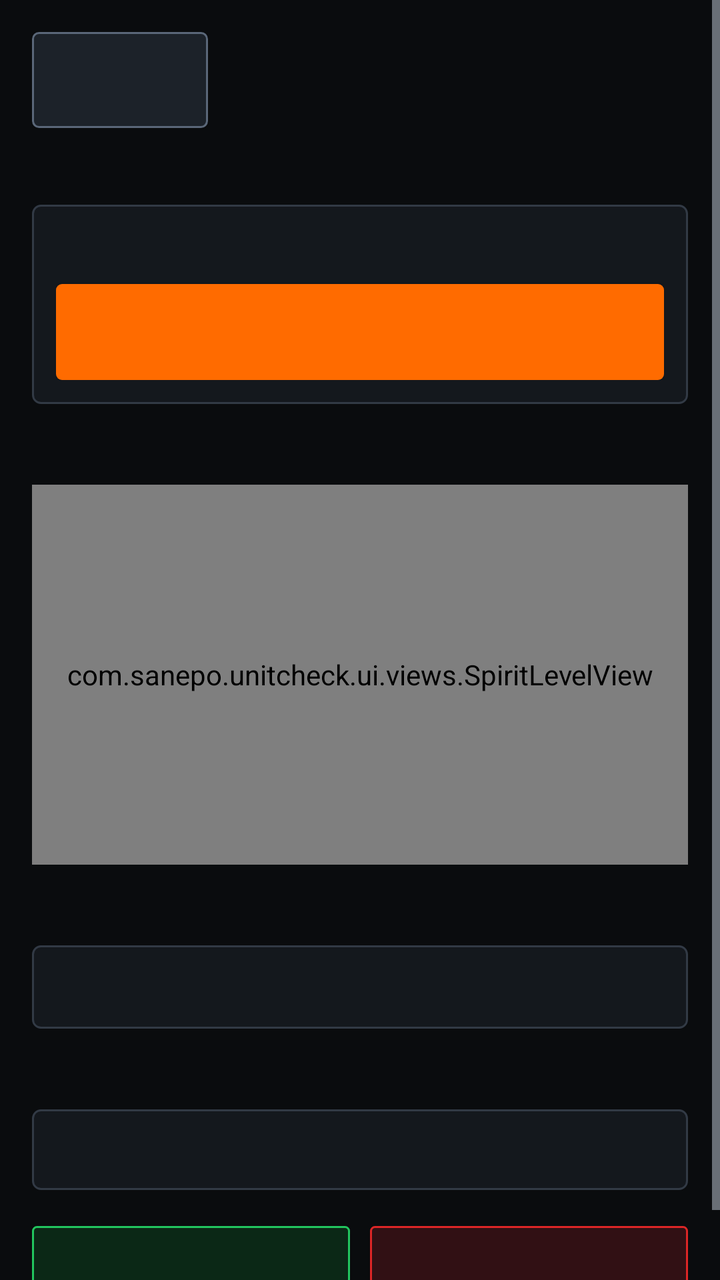
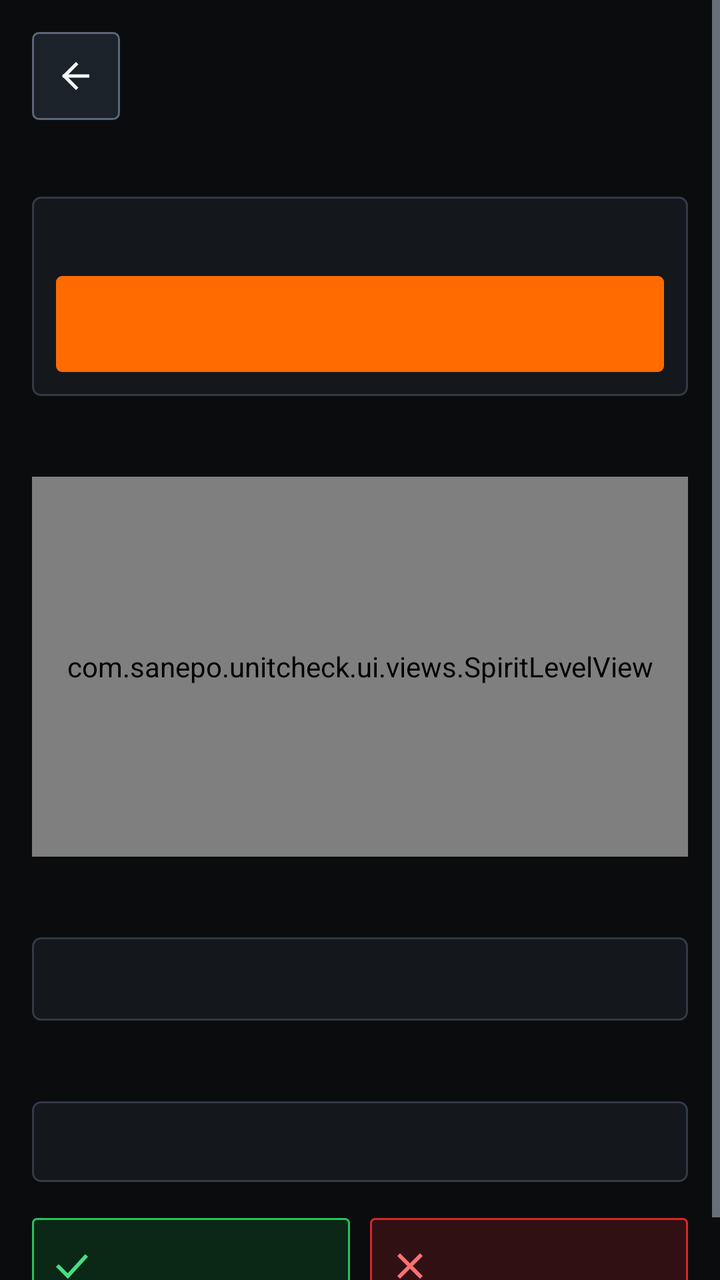

Two renders of the same Android screen: before a commit and after it. Below are the layout's source before the change and the commit's diff.
<!-- AndroidManifest.xml: activity theme Theme.SanepoUnitCheck -->
<!-- res/layout/activity_sensor_test.xml -->
<?xml version="1.0" encoding="utf-8"?>
<ScrollView xmlns:android="http://schemas.android.com/apk/res/android"
    android:id="@+id/rootSensorTest"
    android:layout_width="match_parent"
    android:layout_height="match_parent"
    android:background="@color/bg_canvas"
    android:clipToPadding="false">

    <LinearLayout
        android:layout_width="match_parent"
        android:layout_height="wrap_content"
        android:orientation="vertical"
        android:padding="16dp">

        <TextView
            android:id="@+id/tvWizardStep"
            android:layout_width="match_parent"
            android:layout_height="wrap_content"
            android:layout_marginBottom="10dp"
            android:background="@drawable/bg_badge_warn"
            android:paddingHorizontal="10dp"
            android:paddingVertical="6dp"
            android:textColor="@color/status_warn_fg"
            android:textSize="12sp"
            android:textStyle="bold"
            android:visibility="gone" />

        <LinearLayout
            android:layout_width="match_parent"
            android:layout_height="wrap_content"
            android:gravity="center_vertical"
            android:orientation="horizontal">

            <Button
                android:id="@+id/btnBackSensor"
                android:layout_width="wrap_content"
                android:layout_height="48dp"
                android:background="@drawable/bg_btn_secondary"
                android:focusable="true"
                android:paddingHorizontal="14dp"
                android:textColor="@color/text_primary" />

            <TextView
                android:id="@+id/tvSensorTitle"
                android:layout_width="0dp"
                android:layout_height="wrap_content"
                android:layout_marginStart="12dp"
                android:layout_weight="1"
                android:textColor="@color/text_primary"
                android:textSize="18sp"
                android:textStyle="bold" />
        </LinearLayout>

        <TextView
            android:id="@+id/tvProximityHint"
            android:layout_width="match_parent"
            android:layout_height="wrap_content"
            android:layout_marginTop="10dp"
            android:background="@drawable/bg_badge_warn"
            android:padding="10dp"
            android:textColor="@color/status_warn_fg"
            android:textSize="12sp"
            android:textStyle="bold"
            android:visibility="gone" />

        
        <TextView
            android:id="@+id/tvBaroSealHeader"
            style="@style/TechSectionHeader"
            android:layout_width="match_parent"
            android:layout_height="wrap_content"
            android:layout_marginTop="14dp"
            android:visibility="gone" />

        <LinearLayout
            android:id="@+id/cardBaroSeal"
            android:layout_width="match_parent"
            android:layout_height="wrap_content"
            android:layout_marginTop="6dp"
            android:background="@drawable/bg_card_sharp"
            android:orientation="vertical"
            android:padding="12dp"
            android:visibility="gone">

            <TextView
                android:id="@+id/tvBaroSealStatus"
                style="@style/TechValueMono"
                android:layout_width="match_parent"
                android:layout_height="wrap_content"
                android:lineSpacingExtra="4dp"
                android:textColor="@color/text_primary" />

            <Button
                android:id="@+id/btnStartBaroSealTest"
                android:layout_width="match_parent"
                android:layout_height="48dp"
                android:layout_marginTop="10dp"
                android:background="@drawable/bg_btn_primary"
                android:focusable="true"
                android:textColor="@color/text_on_accent"
                android:textStyle="bold" />
        </LinearLayout>

        <TextView
            android:id="@+id/tvBiometricHeader"
            style="@style/TechSectionHeader"
            android:layout_width="match_parent"
            android:layout_height="wrap_content"
            android:layout_marginTop="14dp" />

        <LinearLayout
            android:layout_width="match_parent"
            android:layout_height="wrap_content"
            android:layout_marginTop="8dp"
            android:background="@drawable/bg_card_sharp"
            android:orientation="vertical"
            android:padding="12dp">

            <TextView
                android:id="@+id/tvBiometricState"
                style="@style/TechValueMono"
                android:layout_width="match_parent"
                android:layout_height="wrap_content"
                android:textColor="@color/text_primary" />

            <Button
                android:id="@+id/btnTestBiometric"
                android:layout_width="match_parent"
                android:layout_height="48dp"
                android:layout_marginTop="10dp"
                android:background="@drawable/bg_btn_primary"
                android:focusable="true"
                android:textColor="@color/text_on_accent"
                android:textStyle="bold" />
        </LinearLayout>

        <TextView
            android:id="@+id/tvLevelHeader"
            style="@style/TechSectionHeader"
            android:layout_width="match_parent"
            android:layout_height="wrap_content"
            android:layout_marginTop="16dp" />

        <com.sanepo.unitcheck.ui.views.SpiritLevelView
            android:id="@+id/spiritLevelView"
            android:layout_width="match_parent"
            android:layout_height="190dp"
            android:layout_marginTop="8dp" />

        <TextView
            android:id="@+id/tvLiveSensorsHeader"
            style="@style/TechSectionHeader"
            android:layout_width="match_parent"
            android:layout_height="wrap_content"
            android:layout_marginTop="16dp" />

        <TextView
            android:id="@+id/tvLiveSensorValues"
            style="@style/TechValueMono"
            android:layout_width="match_parent"
            android:layout_height="wrap_content"
            android:layout_marginTop="8dp"
            android:background="@drawable/bg_card_sharp"
            android:lineSpacingExtra="4dp"
            android:padding="12dp"
            android:textColor="@color/text_secondary" />

        <TextView
            android:id="@+id/tvAllSensorsHeader"
            style="@style/TechSectionHeader"
            android:layout_width="match_parent"
            android:layout_height="wrap_content"
            android:layout_marginTop="16dp" />

        <TextView
            android:id="@+id/tvAllSensorsList"
            style="@style/TechValueMono"
            android:layout_width="match_parent"
            android:layout_height="wrap_content"
            android:layout_marginTop="8dp"
            android:background="@drawable/bg_card_sharp"
            android:lineSpacingExtra="3dp"
            android:padding="12dp"
            android:textColor="@color/text_muted"
            android:textSize="12sp" />

        <LinearLayout
            android:layout_width="match_parent"
            android:layout_height="wrap_content"
            android:layout_marginTop="18dp"
            android:orientation="horizontal">

            <Button
                android:id="@+id/btnSensorPass"
                android:layout_width="0dp"
                android:layout_height="48dp"
                android:layout_weight="1"
                android:background="@drawable/bg_badge_pass"
                android:focusable="true"
                android:textColor="@color/status_pass_fg"
                android:textStyle="bold" />

            <Button
                android:id="@+id/btnSensorFail"
                android:layout_width="0dp"
                android:layout_height="48dp"
                android:layout_marginStart="10dp"
                android:layout_weight="1"
                android:background="@drawable/bg_badge_fail"
                android:focusable="true"
                android:textColor="@color/status_fail_fg"
                android:textStyle="bold" />
        </LinearLayout>
    </LinearLayout>
</ScrollView>
<!-- resources referenced by this layout -->
<resources>
  <color name="bg_canvas">#0A0C0E</color>
  <color name="status_fail_fg">#F87171</color>
  <color name="status_pass_fg">#4ADE80</color>
  <color name="status_warn_fg">#FBBF24</color>
  <color name="text_muted">#96A3B3</color>
  <color name="text_on_accent">#0A0C0E</color>
  <color name="text_primary">#F4F6F8</color>
  <color name="text_secondary">#C2CCD6</color>
  <!-- drawable bg_badge_warn (drawable) -->
  <?xml version="1.0" encoding="utf-8"?>
  <shape xmlns:android="http://schemas.android.com/apk/res/android" android:shape="rectangle">
      <solid android:color="@color/status_warn_bg" />
      <stroke android:width="1dp" android:color="@color/status_warn_border" />
      <corners android:radius="2dp" />
  </shape>
  <style name="TechSectionHeader">
          <item name="android:textSize">12sp</item>
          <item name="android:textStyle">bold</item>
          <item name="android:textColor">@color/accent_amber_text</item>
          <item name="android:letterSpacing">0.08</item>
      </style>
  <style name="TechValueMono">
          <item name="android:fontFamily">monospace</item>
          <item name="android:textColor">@color/text_primary</item>
          <item name="android:textSize">13sp</item>
      </style>
  <color name="status_fail_bg">#311014</color>
  <color name="status_fail_border">#DC2626</color>
  <color name="status_pass_bg">#0B2816</color>
  <color name="status_pass_border">#22C55E</color>
  <color name="status_warn_bg">#2B1F06</color>
  <color name="status_warn_border">#D97706</color>
  <color name="accent_amber">#FF6B00</color>
  <color name="accent_amber_pressed">#E05D00</color>
  <color name="bg_well">#1C2229</color>
  <color name="border_focus">#FF8533</color>
  <color name="bg_well_pressed">#27303A</color>
  <color name="border_control">#5A6778</color>
  <color name="bg_surface">#14181D</color>
  <color name="border_sharp">#323A45</color>
  <color name="accent_amber_text">#FF8C38</color>
  <!-- unchanged entries left out for length: 6 -->
</resources>

<!-- the commit's change to res/layout/activity_sensor_test.xml (unified diff, before → after) -->
@@ -1,5 +1,6 @@
 <?xml version="1.0" encoding="utf-8"?>
 <ScrollView xmlns:android="http://schemas.android.com/apk/res/android"
+    xmlns:app="http://schemas.android.com/apk/res-auto"
     android:id="@+id/rootSensorTest"
     android:layout_width="match_parent"
     android:layout_height="match_parent"
@@ -31,14 +32,17 @@
             android:gravity="center_vertical"
             android:orientation="horizontal">
 
-            <Button
+            <ImageButton
                 android:id="@+id/btnBackSensor"
-                android:layout_width="wrap_content"
-                android:layout_height="48dp"
+                android:layout_width="44dp"
+                android:layout_height="44dp"
                 android:background="@drawable/bg_btn_secondary"
-                android:focusable="true"
-                android:paddingHorizontal="14dp"
-                android:textColor="@color/text_primary" />
+                android:contentDescription="Back"
+                android:focusable="true"
+                android:padding="11dp"
+                android:scaleType="centerInside"
+                android:src="@drawable/ic_back"
+                app:tint="@color/text_primary" />
 
             <TextView
                 android:id="@+id/tvSensorTitle"
@@ -96,9 +100,14 @@
                 android:layout_height="48dp"
                 android:layout_marginTop="10dp"
                 android:background="@drawable/bg_btn_primary"
-                android:focusable="true"
+                android:drawablePadding="8dp"
+                android:focusable="true"
+                android:gravity="center"
+                android:paddingHorizontal="14dp"
                 android:textColor="@color/text_on_accent"
-                android:textStyle="bold" />
+                android:textStyle="bold"
+                app:drawableStartCompat="@drawable/ic_shield_check"
+                app:drawableTint="@color/text_on_accent" />
         </LinearLayout>
 
         <TextView
@@ -196,9 +205,14 @@
                 android:layout_height="48dp"
                 android:layout_weight="1"
                 android:background="@drawable/bg_badge_pass"
-                android:focusable="true"
+                android:drawablePadding="6dp"
+                android:focusable="true"
+                android:gravity="center"
+                android:paddingHorizontal="10dp"
                 android:textColor="@color/status_pass_fg"
-                android:textStyle="bold" />
+                android:textStyle="bold"
+                app:drawableStartCompat="@drawable/ic_check_mark"
+                app:drawableTint="@color/status_pass_fg" />
 
             <Button
                 android:id="@+id/btnSensorFail"
@@ -207,9 +221,14 @@
                 android:layout_marginStart="10dp"
                 android:layout_weight="1"
                 android:background="@drawable/bg_badge_fail"
-                android:focusable="true"
+                android:drawablePadding="6dp"
+                android:focusable="true"
+                android:gravity="center"
+                android:paddingHorizontal="10dp"
                 android:textColor="@color/status_fail_fg"
-                android:textStyle="bold" />
+                android:textStyle="bold"
+                app:drawableStartCompat="@drawable/ic_cross_mark"
+                app:drawableTint="@color/status_fail_fg" />
         </LinearLayout>
     </LinearLayout>
 </ScrollView>
<!-- resource entries referenced after the edit -->
@@ -15,6 +15,62 @@
       <stroke android:width="1dp" android:color="@color/status_warn_border" />
       <corners android:radius="2dp" />
   </shape>
+  <!-- drawable ic_back (drawable) -->
+  <?xml version="1.0" encoding="utf-8"?>
+  <vector xmlns:android="http://schemas.android.com/apk/res/android"
+      android:width="20dp"
+      android:height="20dp"
+      android:viewportWidth="24"
+      android:viewportHeight="24">
+      <path
+          android:pathData="M19,12 H5 M12,5 L5,12 L12,19"
+          android:strokeColor="#FFFFFF"
+          android:strokeLineCap="square"
+          android:strokeLineJoin="miter"
+          android:strokeWidth="2" />
+  </vector>
+  <!-- drawable ic_check_mark (drawable) -->
+  <?xml version="1.0" encoding="utf-8"?>
+  <vector xmlns:android="http://schemas.android.com/apk/res/android"
+      android:width="20dp"
+      android:height="20dp"
+      android:viewportWidth="24"
+      android:viewportHeight="24">
+      <path
+          android:pathData="M4,12.5 L9.5,18 L20,6.5"
+          android:strokeColor="#FFFFFF"
+          android:strokeLineCap="square"
+          android:strokeLineJoin="miter"
+          android:strokeWidth="2.3" />
+  </vector>
+  <!-- drawable ic_cross_mark (drawable) -->
+  <?xml version="1.0" encoding="utf-8"?>
+  <vector xmlns:android="http://schemas.android.com/apk/res/android"
+      android:width="20dp"
+      android:height="20dp"
+      android:viewportWidth="24"
+      android:viewportHeight="24">
+      <path
+          android:pathData="M6,6 L18,18 M18,6 L6,18"
+          android:strokeColor="#FFFFFF"
+          android:strokeLineCap="square"
+          android:strokeLineJoin="miter"
+          android:strokeWidth="2.3" />
+  </vector>
+  <!-- drawable ic_shield_check (drawable) -->
+  <?xml version="1.0" encoding="utf-8"?>
+  <vector xmlns:android="http://schemas.android.com/apk/res/android"
+      android:width="20dp"
+      android:height="20dp"
+      android:viewportWidth="24"
+      android:viewportHeight="24">
+      <path
+          android:pathData="M12,3 L20,6 V12 C20,17 16,20.5 12,22 C8,20.5 4,17 4,12 V6 Z M8.5,12.5 L11,15 L16,9.5"
+          android:strokeColor="#FFFFFF"
+          android:strokeLineCap="square"
+          android:strokeLineJoin="miter"
+          android:strokeWidth="1.8" />
+  </vector>
   <style name="TechSectionHeader">
           <item name="android:textSize">12sp</item>
           <item name="android:textStyle">bold</item>
